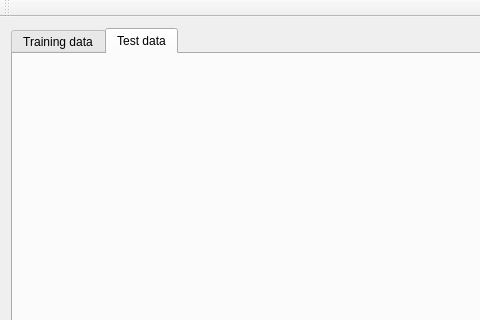
Above: src/mainwindow.ui from sme-gmbh/hackatum17 before the change; both pictures show x 0 to 480 and y 0 to 320 of the 1050 by 791 pixel window. Below: the same form after it.
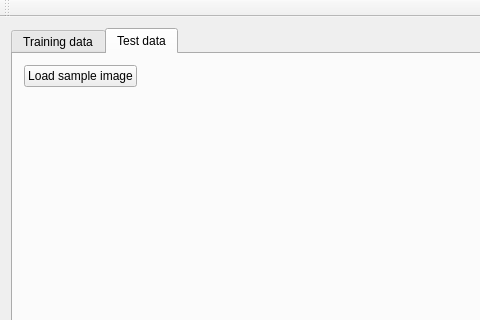
That is the form after the change. The open tabs and pages were chosen to show the change.

Commit message: Added sample image import.

```diff
--- a/src/mainwindow.ui
+++ b/src/mainwindow.ui
@@ -124,6 +124,35 @@
        <attribute name="title">
         <string>Test data</string>
        </attribute>
+       <layout class="QGridLayout" name="gridLayout_3">
+        <item row="0" column="0">
+         <widget class="QPushButton" name="pushButton_testLoadImage">
+          <property name="text">
+           <string>Load sample image</string>
+          </property>
+         </widget>
+        </item>
+        <item row="0" column="1">
+         <spacer name="horizontalSpacer">
+          <property name="orientation">
+           <enum>Qt::Horizontal</enum>
+          </property>
+          <property name="sizeHint" stdset="0">
+           <size>
+            <width>40</width>
+            <height>20</height>
+           </size>
+          </property>
+         </spacer>
+        </item>
+        <item row="1" column="0" colspan="2">
+         <widget class="QLabel" name="label_testImage">
+          <property name="text">
+           <string/>
+          </property>
+         </widget>
+        </item>
+       </layout>
       </widget>
      </widget>
     </item>
```
Left out of the diff: 2 changed lines with no effect on the pictures. The commit also changes 3 other files.
